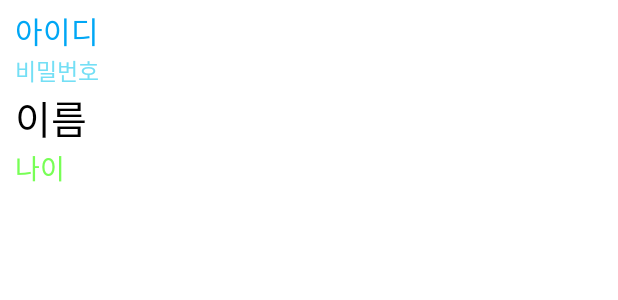
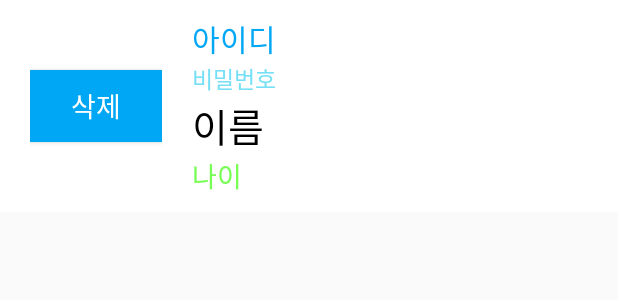
Before and after one commit to Hongjeongmin/work, an Android app: the layout user.xml on its own in the app's theme, with its tools: preview values and no code run, on a phone screen of 412 x 824 dp. Shown: the top 300 px of the screen. Run offline under Robolectric (Android 15) with nearby library versions, the phone set to English and light mode, and no system bars; network calls fail.

Commit message:
회원 삭제 및 관리자 기능
1

```diff
--- a/android/Management/app/src/main/java/org/techtown/management/ManagementActivity.java
+++ b/android/Management/app/src/main/java/org/techtown/management/ManagementActivity.java
@@ -28,7 +28,7 @@ public class ManagementActivity extends AppCompatActivity {
         listView = (ListView) findViewById(R.id.listView);
         userList = new ArrayList<User>();
 
-        adapter = new UserListAdapter(getApplicationContext(),userList);
+        adapter = new UserListAdapter(getApplicationContext(),userList, this);
         listView.setAdapter(adapter);
 
         try{
@@ -44,7 +44,9 @@ public class ManagementActivity extends AppCompatActivity {
                 userName = object.getString("userName");
                 userAge = object.getString("userAge");
                 User user = new User(userID,userPassword,userName,userAge);
-                userList.add(user);
+
+                if(!userID.equals("admin"))
+                    userList.add(user);
                 count++;
             }
 
--- a/android/Management/app/src/main/java/org/techtown/management/RegisterActivity.java
+++ b/android/Management/app/src/main/java/org/techtown/management/RegisterActivity.java
@@ -53,8 +53,7 @@ public class RegisterActivity extends AppCompatActivity {
                                         .setPositiveButton("확인",null)
                                         .create()
                                         .show();
-                                Intent intent = new Intent(RegisterActivity.this,LoginActivity.class);
-                                RegisterActivity.this.startActivity(intent);
+                                finish();
                             }
                             else
                             {
--- a/android/Management/app/src/main/res/layout/user.xml
+++ b/android/Management/app/src/main/res/layout/user.xml
@@ -1,15 +1,49 @@
 <?xml version="1.0" encoding="utf-8"?>
 <LinearLayout xmlns:android="http://schemas.android.com/apk/res/android"
     xmlns:tools="http://schemas.android.com/tools"
-    android:orientation="vertical"
+    android:orientation="horizontal"
     android:layout_width="match_parent"
-    android:layout_height="match_parent"
+    android:layout_height="wrap_content"
     android:paddingLeft="10dp"
     android:paddingRight="10dp"
     android:paddingTop="5dp"
     android:paddingBottom="5dp"
     android:background="#ffffff"
     tools:context=".ManagementActivity">
+    <LinearLayout
+        android:paddingLeft="10dp"
+        android:paddingRight="10dp"
+        android:paddingTop="5dp"
+        android:paddingBottom="5dp"
+        android:layout_width="wrap_content"
+        android:layout_height="match_parent"
+        android:orientation="vertical"
+        android:gravity="center"
+
+        >
+        <Button
+            android:layout_width="wrap_content"
+            android:layout_height="wrap_content"
+            android:text="삭제"
+            android:background="#00a7f5"
+            android:textColor="#fff"
+            android:textSize="18dp"
+            android:id="@+id/deleteButton"
+            />
+
+    </LinearLayout>
+
+
+
+    <LinearLayout
+        android:paddingLeft="10dp"
+        android:paddingRight="10dp"
+        android:paddingTop="5dp"
+        android:paddingBottom="5dp"
+        android:layout_width="match_parent"
+        android:layout_height="wrap_content"
+        android:orientation="vertical">
+
         <TextView
             android:layout_width="wrap_content"
             android:layout_height="wrap_content"
@@ -42,5 +76,5 @@
             android:textSize="18dp"
             android:textColor="#7f5"
             />
-
     </LinearLayout>
+</LinearLayout>
```
Also changed, not shown: android/Management/app/src/main/java/org/techtown/management/DeleteRequest.java (added, +24 -0 lines), android/Management/app/src/main/java/org/techtown/management/UserListAdapter.java (+42 -3 lines). Lines whose indentation alone changed are shown as unchanged.
